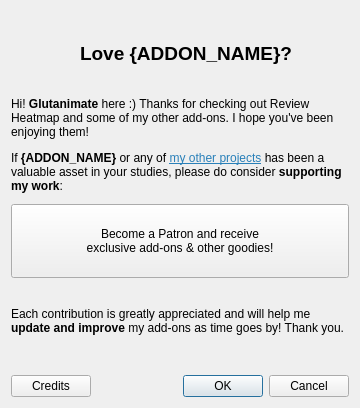
Qt form designer/contrib.ui (glutanimate/review-heatmap) before a commit.
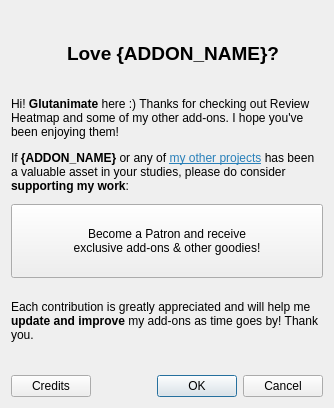
The same form after that commit. Icons and pictures are not drawn.

Commit message: Adjust dialog width. Fix font weight.

Diff of the .ui file:
```diff
--- a/designer/contrib.ui
+++ b/designer/contrib.ui
@@ -6,7 +6,7 @@
    <rect>
     <x>0</x>
     <y>0</y>
-    <width>360</width>
+    <width>334</width>
     <height>408</height>
    </rect>
   </property>
@@ -61,7 +61,6 @@
          <property name="font">
           <font>
            <pointsize>14</pointsize>
-           <weight>75</weight>
            <bold>true</bold>
           </font>
          </property>
```
